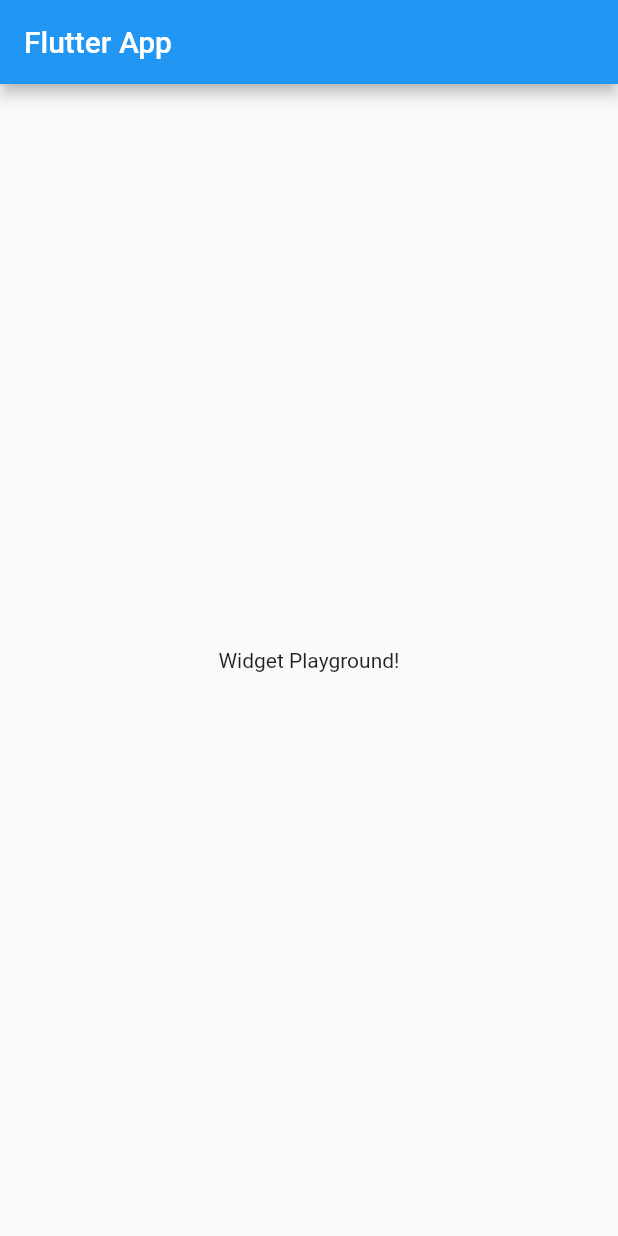
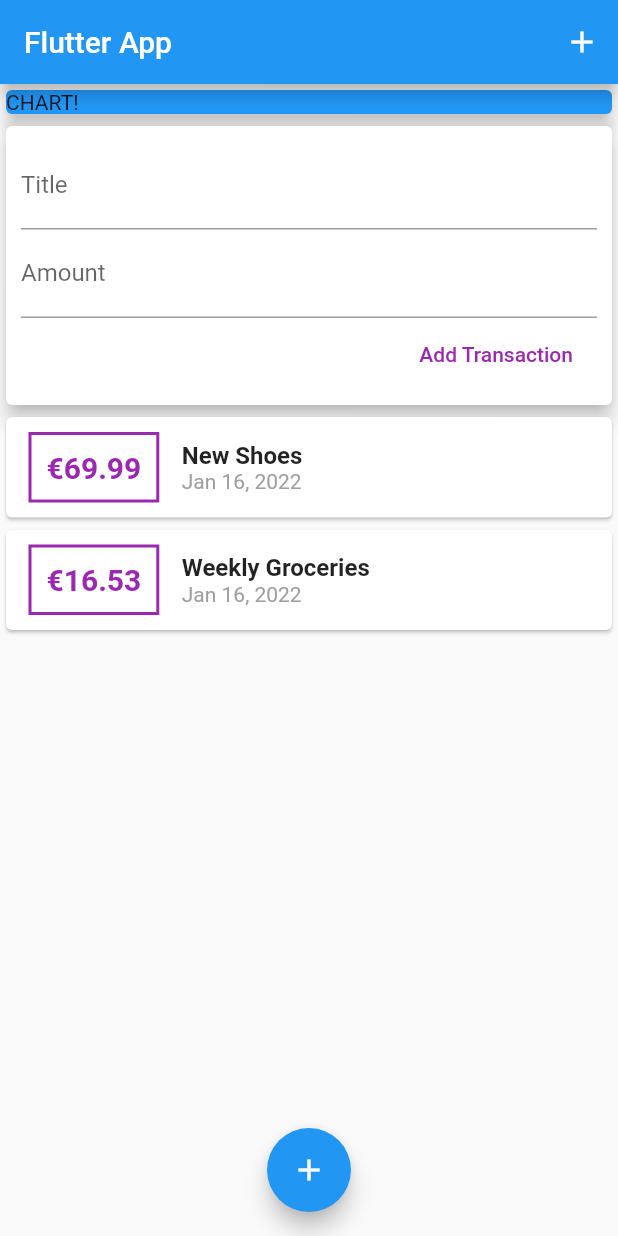
Before and after one commit to ErikMaier/personal_expenses_app, a Flutter app: the screen it shows after launch, on a phone screen of 412 x 824 dp. Run offline on Flutter 3.47's test engine with Material 2 defaults, Android fonts, the phone set to English and light mode, and no system bars.

Commit message:
End of first working day

```diff
--- a/lib/main.dart
+++ b/lib/main.dart
@@ -1,4 +1,5 @@
 import 'package:flutter/material.dart';
+import './widgets/user_transactions.dart';
 
 void main() => runApp(MyApp());
 
@@ -8,19 +9,48 @@ class MyApp extends StatelessWidget {
     return MaterialApp(
       title: 'Flutter App',
       home: MyHomePage(),
+      debugShowCheckedModeBanner: false,
     );
   }
 }
 
 class MyHomePage extends StatelessWidget {
+  // String titleInput;
+  // String amountInput;
+  final titleController = TextEditingController();
+  final amountController = TextEditingController();
+
   @override
   Widget build(BuildContext context) {
     return Scaffold(
       appBar: AppBar(
         title: Text('Flutter App'),
+        actions: [
+          IconButton(
+            icon: Icon(Icons.add),
+            onPressed: () {},
+          ),
+        ],
       ),
-      body: Center(
-        child: Text('Widget Playground!'),
+      body: SingleChildScrollView(
+        child: Column(
+          children: [
+            Container(
+              width: double.infinity,
+              child: Card(
+                color: Colors.blue,
+                child: Text('CHART!'),
+                elevation: 5,
+              ),
+            ),
+            UserTransactions()
+          ],
+        ),
+      ),
+      floatingActionButtonLocation: FloatingActionButtonLocation.centerFloat,
+      floatingActionButton: FloatingActionButton(
+        child: Icon(Icons.add),
+        onPressed: () {},
       ),
     );
   }
--- /dev/null
+++ b/lib/models/transaction.dart
@@ -0,0 +1,16 @@
+import 'package:flutter/cupertino.dart';
+import 'package:flutter/foundation.dart';
+
+class Transaction {
+  final String id;
+  final String title;
+  final double amount;
+  final DateTime date;
+
+  Transaction({
+    @required this.id,
+    @required this.title,
+    @required this.amount,
+    @required this.date,
+  });
+}
--- /dev/null
+++ b/lib/widgets/new_transaction.dart
@@ -0,0 +1,58 @@
+import 'package:flutter/material.dart';
+
+class NewTransaction extends StatelessWidget {
+  final Function addTx;
+  final titleController = TextEditingController();
+  final amountController = TextEditingController();
+
+  NewTransaction(this.addTx);
+
+  void submitData() {
+    final enteredTitle = titleController.text;
+    final enteredAmount = double.parse(amountController.text);
+
+    if (enteredTitle.isEmpty || enteredAmount <= 0) {
+      return;
+    }
+
+    addTx(
+      titleController.text,
+      double.parse(amountController.text),
+    );
+  }
+
+  @override
+  Widget build(BuildContext context) {
+    return Card(
+      elevation: 5,
+      child: Container(
+        padding: EdgeInsets.all(10),
+        child: Column(
+          crossAxisAlignment: CrossAxisAlignment.end,
+          children: [
+            TextField(
+              decoration: InputDecoration(labelText: 'Title'),
+              controller: titleController,
+              onSubmitted: (_) => submitData(),
+              // onChanged: (value) {
+              //   titleInput = value;
+              // },
+            ),
+            TextField(
+              decoration: InputDecoration(labelText: 'Amount'),
+              controller: amountController,
+              keyboardType: TextInputType.numberWithOptions(decimal: true),
+              onSubmitted: (_) => submitData(),
+              //onChanged: (value) => amountInput = value,
+            ),
+            FlatButton(
+              onPressed: submitData,
+              textColor: Colors.purple,
+              child: Text('Add Transaction'),
+            ),
+          ],
+        ),
+      ),
+    );
+  }
+}
--- /dev/null
+++ b/lib/widgets/transaction_list.dart
@@ -0,0 +1,68 @@
+import 'package:flutter/material.dart';
+import 'package:flutter_complete_guide/models/transaction.dart';
+import 'package:intl/intl.dart';
+
+import '../models/transaction.dart';
+
+class TransactionList extends StatelessWidget {
+  final List<Transaction> transactions;
+
+  TransactionList(this.transactions);
+
+  @override
+  Widget build(BuildContext context) {
+    return Container(
+      height: 300,
+      child: ListView.builder(
+        itemBuilder: (ctx, index) {
+          return Card(
+            child: Row(
+              children: [
+                Container(
+                  margin: EdgeInsets.symmetric(
+                    vertical: 10,
+                    horizontal: 15,
+                  ),
+                  padding: EdgeInsets.all(10),
+                  decoration: BoxDecoration(
+                    border: Border.all(
+                      color: Colors.purple,
+                      width: 2,
+                    ),
+                  ),
+                  child: Text(
+                    '€${transactions[index].amount.toStringAsFixed(2)}',
+                    style: TextStyle(
+                      fontWeight: FontWeight.bold,
+                      fontSize: 20,
+                      color: Colors.purple,
+                    ),
+                  ),
+                ),
+                Column(
+                  crossAxisAlignment: CrossAxisAlignment.start,
+                  children: [
+                    Text(
+                      transactions[index].title,
+                      style: TextStyle(
+                        fontSize: 16,
+                        fontWeight: FontWeight.bold,
+                      ),
+                    ),
+                    Text(
+                      DateFormat.yMMMd().format(transactions[index].date),
+                      style: TextStyle(
+                        color: Colors.grey,
+                      ),
+                    ),
+                  ],
+                )
+              ],
+            ),
+          );
+        },
+        itemCount: transactions.length,
+      ),
+    );
+  }
+}
--- /dev/null
+++ b/lib/widgets/user_transactions.dart
@@ -0,0 +1,50 @@
+import 'package:flutter/material.dart';
+
+import './new_transaction.dart';
+import './transaction_list.dart';
+import '../models/transaction.dart';
+
+class UserTransactions extends StatefulWidget {
+  @override
+  _UserTransactionsState createState() => _UserTransactionsState();
+}
+
+class _UserTransactionsState extends State<UserTransactions> {
+  final List<Transaction> _userTransactions = [
+    Transaction(
+      id: 't1',
+      title: 'New Shoes',
+      amount: 69.99,
+      date: DateTime.now(),
+    ),
+    Transaction(
+      id: 't2',
+      title: 'Weekly Groceries',
+      amount: 16.53,
+      date: DateTime.now(),
+    ),
+  ];
+
+  void _addNewTransaction(String txTitle, double txAmount) {
+    final newTx = Transaction(
+      title: txTitle,
+      amount: txAmount,
+      date: DateTime.now(),
+      id: DateTime.now().toString(),
+    );
+
+    setState(() {
+      _userTransactions.add(newTx);
+    });
+  }
+
+  @override
+  Widget build(BuildContext context) {
+    return Column(
+      children: [
+        NewTransaction(_addNewTransaction),
+        TransactionList(_userTransactions),
+      ],
+    );
+  }
+}
--- a/pubspec.yaml
+++ b/pubspec.yaml
@@ -3,7 +3,7 @@ description: A new Flutter project.
 
 # The following line prevents the package from being accidentally published to
 # pub.dev using `pub publish`. This is preferred for private packages.
-publish_to: 'none' # Remove this line if you wish to publish to pub.dev
+publish_to: "none" # Remove this line if you wish to publish to pub.dev
 
 # The following defines the version and build number for your application.
 # A version number is three numbers separated by dots, like 1.2.43
@@ -23,7 +23,7 @@ environment:
 dependencies:
   flutter:
     sdk: flutter
-
+  intl: ^0.17.0
 
   # The following adds the Cupertino Icons font to your application.
   # Use with the CupertinoIcons class for iOS style icons.
@@ -38,7 +38,6 @@ dev_dependencies:
 
 # The following section is specific to Flutter.
 flutter:
-
   # The following line ensures that the Material Icons font is
   # included with your application, so that you can use the icons in
   # the material Icons class.
```
Also changed, not shown: pubspec.lock.
